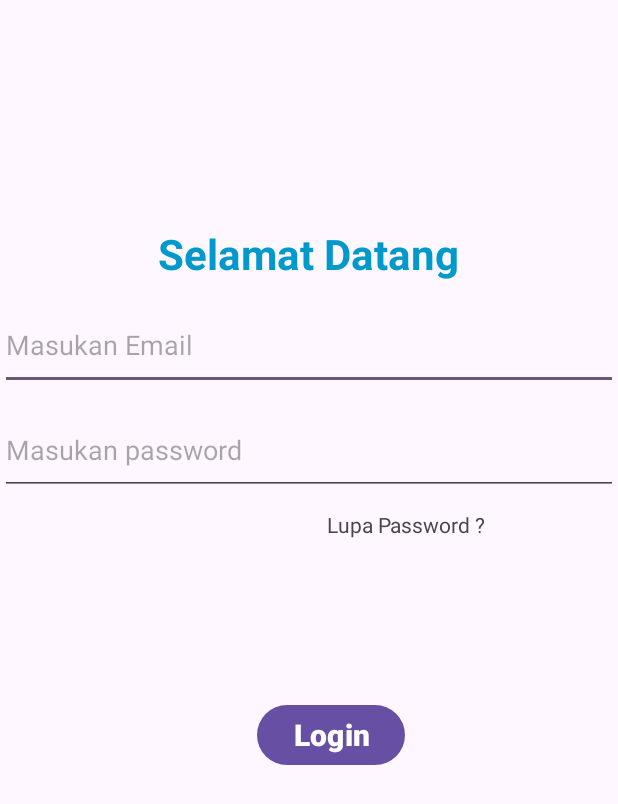
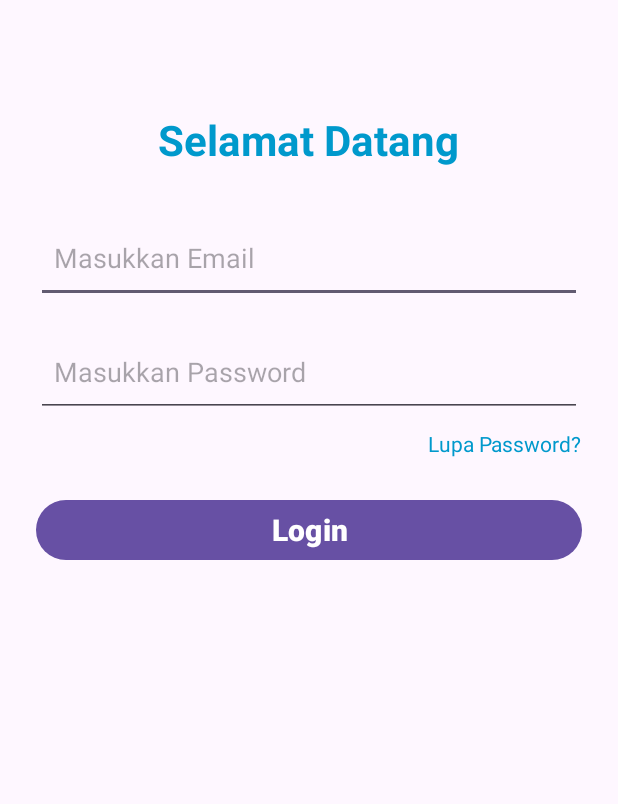
Before and after one commit to ffxlapen2/Mobile_computing, an Android app: the screen it shows after launch (MainActivity), on a phone screen of 412 x 824 dp. Shown: the top 804 px of the screen. Run offline under Robolectric (Android 15) with nearby library versions, the phone set to English and light mode, and no system bars.

Commit message:
initial commit

```diff
--- a/app/src/main/java/com/example/loginapp/MainActivity.kt
+++ b/app/src/main/java/com/example/loginapp/MainActivity.kt
@@ -11,7 +11,8 @@ import androidx.core.view.WindowInsetsCompat
 import com.example.loginapp.databinding.ActivityMainBinding
 
 
-class MainActivity : AppCompatActivity() {
+class
+MainActivity : AppCompatActivity() {
     private lateinit var binding: ActivityMainBinding
 
     override fun onCreate(savedInstanceState: Bundle?) {
@@ -26,6 +27,12 @@ class MainActivity : AppCompatActivity() {
         binding = ActivityMainBinding.inflate(layoutInflater)
         setContentView(binding.root)
 
+        val textView = findViewById<TextView>(R.id.LupaPW)
+        textView.setOnClickListener {
+            val intent = Intent(this, ForgotPW_App::class.java)
+            startActivity(intent)
+        }
+
         binding.btnLogin1.setOnClickListener {
             val intent = Intent(this, HalamanDashboard::class.java)
             startActivity(intent)
--- a/app/src/main/res/layout/activity_main.xml
+++ b/app/src/main/res/layout/activity_main.xml
@@ -1,65 +1,62 @@
 <?xml version="1.0" encoding="utf-8"?>
-
 <RelativeLayout
     xmlns:android="http://schemas.android.com/apk/res/android"
-    xmlns:app="http://schemas.android.com/apk/res-auto"
     xmlns:tools="http://schemas.android.com/tools"
     android:id="@+id/main"
     android:layout_width="match_parent"
     android:layout_height="match_parent"
-    tools:context=".MainActivity" >
+    android:padding="24dp"
+    tools:context=".MainActivity">
 
     <TextView
         android:id="@+id/Selamat_Datang"
         android:layout_width="wrap_content"
         android:layout_height="wrap_content"
         android:layout_centerHorizontal="true"
-        android:layout_marginTop="150sp"
+        android:layout_marginTop="50dp"
         android:text="Selamat Datang"
         android:textSize="28sp"
         android:textStyle="bold"
-        android:textColor="@android:color/holo_blue_dark"
-        app:layout_constraintBottom_toBottomOf="parent"
-        app:layout_constraintEnd_toEndOf="parent"
-        app:layout_constraintStart_toStartOf="parent"
-        app:layout_constraintTop_toTopOf="parent" />
+        android:textColor="@android:color/holo_blue_dark" />
+
     <EditText
         android:id="@+id/Email"
         android:layout_width="match_parent"
-        android:layout_height="60sp"
-        android:hint="Masukan Email"
-        android:layout_marginTop="200dp"/>
+        android:layout_height="60dp"
+        android:layout_below="@id/Selamat_Datang"
+        android:layout_marginTop="30dp"
+        android:hint="Masukkan Email"
+        android:padding="12dp" />
 
     <EditText
         android:id="@+id/etPassword"
         android:layout_width="match_parent"
-        android:layout_height="60sp"
-        android:layout_marginTop="270dp"
-        android:hint="Masukan password" />
+        android:layout_height="60dp"
+        android:layout_below="@id/Email"
+        android:layout_marginTop="16dp"
+        android:hint="Masukkan Password"
+        android:padding="12dp"
+        android:inputType="textPassword" />
 
     <TextView
         android:id="@+id/LupaPW"
         android:layout_width="wrap_content"
         android:layout_height="wrap_content"
-        android:layout_alignParentStart="true"
         android:layout_alignParentEnd="true"
-        android:layout_marginStart="218dp"
-        android:layout_marginLeft="300dp"
-        android:layout_marginTop="340dp"
-        android:layout_marginEnd="20dp"
-        android:text="Lupa Password ?" />
+        android:layout_marginTop="8dp"
+        android:layout_below="@id/etPassword"
+        android:text="Lupa Password?"
+        android:textColor="@android:color/holo_blue_dark"
+        android:textSize="14sp" />
 
     <Button
         android:id="@+id/btnLogin1"
-        android:layout_width="wrap_content"
+        android:layout_width="match_parent"
         android:layout_height="wrap_content"
-        android:layout_alignParentEnd="true"
-        android:layout_alignParentBottom="true"
-        android:layout_marginEnd="142dp"
-        android:layout_marginBottom="310dp"
-        android:layout_centerHorizontal="true"
+        android:layout_below="@id/LupaPW"
+        android:layout_marginTop="24dp"
         android:text="Login"
         android:textStyle="bold"
-        android:textSize="20dp"/>
+        android:textSize="20sp" />
 
 </RelativeLayout>
```
Also changed, not shown: app/src/main/java/com/example/loginapp/ForgotPW_App.kt (+10 -3 lines), app/src/main/java/com/example/loginapp/HalamanDashboard.kt (+1 -8 lines), app/src/main/res/layout/activity_forgot_pw_app.xml (+22 -22 lines), app/src/main/res/layout/activity_halaman_dashboard.xml (+13 -22 lines).
